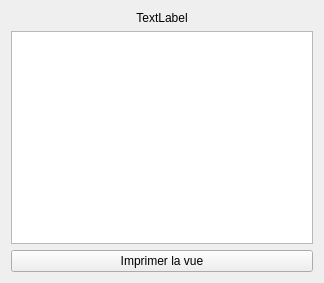
The window that formdisplaytree.ui (GiPiLab/ProtonClassicSuite) describes before a commit, drawn with Qt 5.
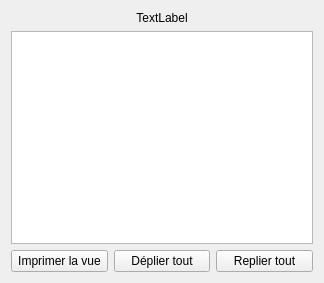
The same window after the commit.

What changed in the file:
```diff
--- a/formdisplaytree.ui
+++ b/formdisplaytree.ui
@@ -13,10 +13,8 @@
   <property name="windowTitle">
    <string>Instantané d'arbre</string>
   </property>
-  <layout class="QHBoxLayout" name="horizontalLayout">
-   <item>
     <layout class="QGridLayout" name="gridLayout">
-     <item row="1" column="0" colspan="2">
+   <item row="1" column="0" colspan="3">
       <widget class="QTreeView" name="treeView">
        <property name="editTriggers">
         <set>QAbstractItemView::NoEditTriggers</set>
@@ -32,7 +30,28 @@
        </property>
       </widget>
      </item>
-     <item row="0" column="0" colspan="2">
+   <item row="2" column="0">
+    <widget class="QPushButton" name="printViewButton">
+     <property name="text">
+      <string>Imprimer la vue</string>
+     </property>
+    </widget>
+   </item>
+   <item row="2" column="1">
+    <widget class="QPushButton" name="expandButton">
+     <property name="text">
+      <string>Déplier tout</string>
+     </property>
+    </widget>
+   </item>
+   <item row="2" column="2">
+    <widget class="QPushButton" name="collapseButton">
+     <property name="text">
+      <string>Replier tout</string>
+     </property>
+    </widget>
+   </item>
+   <item row="0" column="0" colspan="3">
       <widget class="QLabel" name="label">
        <property name="text">
         <string>TextLabel</string>
@@ -41,15 +60,6 @@
         <set>Qt::AlignCenter</set>
        </property>
       </widget>
-     </item>
-     <item row="2" column="0" colspan="2">
-      <widget class="QPushButton" name="printViewButton">
-       <property name="text">
-        <string>Imprimer la vue</string>
-       </property>
-      </widget>
-     </item>
-    </layout>
    </item>
   </layout>
  </widget>
```
Lines whose indentation alone changed are shown as unchanged.
